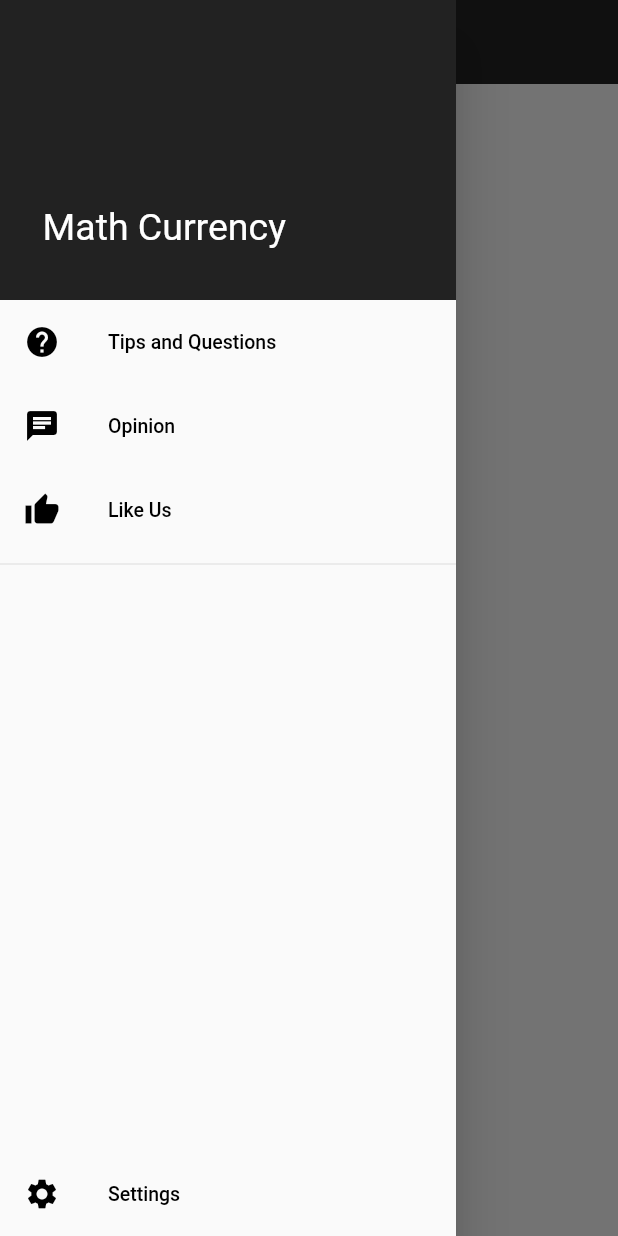
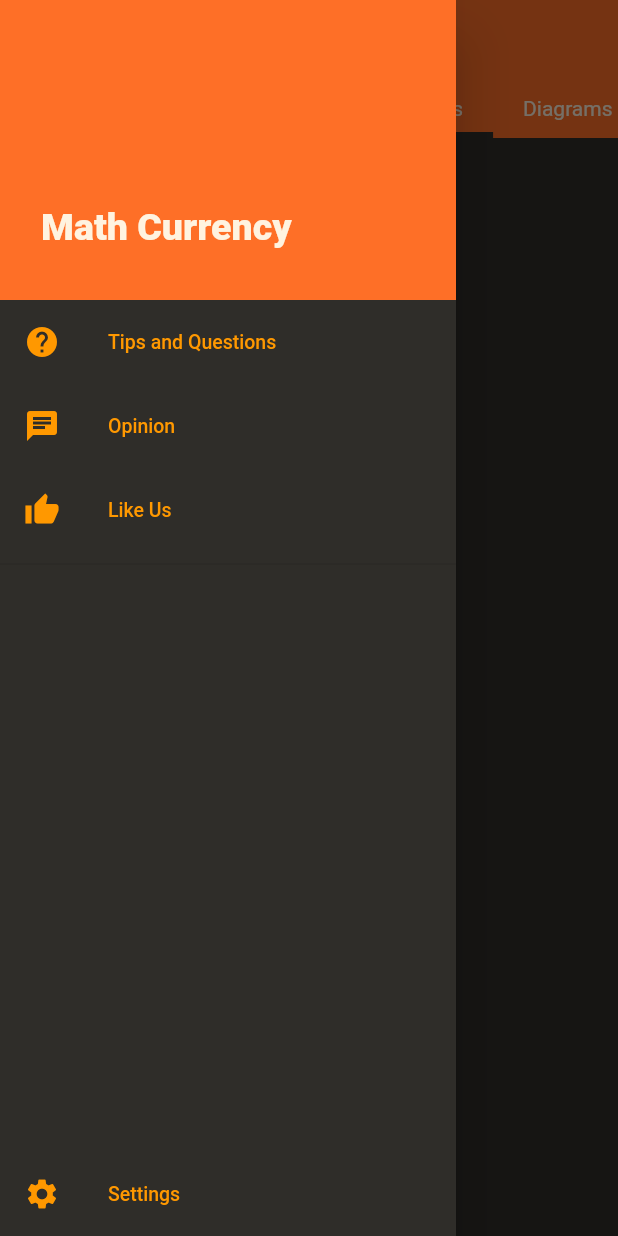
Before and after one commit to piotszy653/currency_calculator, a Flutter app: the screen it shows after launch, with the side drawer open, on a phone screen of 412 x 824 dp. Run offline on Flutter 3.47's test engine with Material 2 defaults, Android fonts, the phone set to English and light mode, and no system bars.

Commit message:
Fix side bar them color setting, and add 4 more optional thems.

```diff
--- a/lib/Storage/Storage.dart
+++ b/lib/Storage/Storage.dart
@@ -14,25 +14,30 @@ class Storage extends ChangeNotifier {
 
   String _appName = 'Math Currency';
   String get appName => _appName;
-  set appName(String value) {
-    _appName = value;
-    notifyListeners();
-  }
 
   int _themIndex = 0;
   int get themIndex => _themIndex;
 
-  List<Them> _thems = [Them(Color(0xFF222222), Color(0x12344321), Colors.black, Colors.white)];
+  List<Them> _thems = [
+    Them(Color(0xFFfe6f27), Color(0xFF2f2d29), Colors.orange, Colors.orange[50]),
+    Them(Color(0xFF2a3251), Color(0xFFffd55b), Colors.black87, Colors.white70),
+    Them(Color(0xFF761238), Color(0xFFed3561), Colors.pink[100], Colors.white70),
+    Them(Color(0xFF28334f), Color(0xFFf93800), Colors.yellow[700], Colors.white70),
+    Them(Color(0xFF30110e), Color(0xFFf2bd96), Colors.brown[700], Colors.brown[50])
+    ];
   List<Them> get thems => _thems;
-  set thems(List<Them> value) {
-    _thems = value;
+
+  PageController _controller = PageController(
+    initialPage: 1,
+  );
+  PageController get controller => _controller;
+
+  int _page = 1;
+  int get page => _page;
+  set page(int value) {
+    _page = value;
     notifyListeners();
   }
-  // PageController _controller = PageController(
-  //   initialPage: 1,
-  // );
-
-  // int _page = 1;
 }
 
 class Them {
--- a/lib/app_bar.dart
+++ b/lib/app_bar.dart
@@ -18,11 +18,13 @@ class _MainAppBarState extends State<MainAppBar> {
   @override
   Widget build(BuildContext context) {
     final Storage storage = Provider.of<Storage>(context);
+    Color fontColorLight = storage.thems[storage.themIndex.toInt()].fonts.light;
 
     return AppBar(
-      title: Text(storage.appName.toString()),
+      title: Text(storage.appName.toString(), style: TextStyle(color: fontColorLight)),
       elevation: 0.0,
       backgroundColor: storage.thems[storage.themIndex.toInt()].backgrounds.darker,
+      iconTheme: new IconThemeData(color: fontColorLight),
     );
   }
 }
--- a/lib/display_area/display_area.dart
+++ b/lib/display_area/display_area.dart
@@ -1,16 +1,26 @@
+import 'package:currency_calculator/Storage/Storage.dart';
 import 'package:flutter/material.dart';
+import 'package:provider/provider.dart';
 
 class DisplayArea extends StatelessWidget {
   @override
   Widget build(BuildContext context) {
+    final Storage storage = Provider.of<Storage>(context);
+    Color backgroundLight =
+        storage.thems[storage.themIndex.toInt()].backgrounds.lighter;
+
+    void onPageChanged(int value) {
+      storage.page = value;
+    }
+
     return Expanded(
       child: PageView(
         onPageChanged: onPageChanged,
-        controller: _controller,
-        children: _pages
+        controller: storage.controller,
+        children: storage.pages
             .map((page) => Container(
-                  color: _themColor2,
-                  child: Text(page, style: TextStyle(fontSize: 30)),
+                  color: backgroundLight,
+                  // child: Text(page, style: TextStyle(fontSize: 30)),
                 ))
             .toList(),
       ),
--- a/lib/main.dart
+++ b/lib/main.dart
@@ -1,7 +1,7 @@
-//import 'package:currency_calculator/display_area/display_area.dart';
+import 'package:currency_calculator/display_area/display_area.dart';
 import 'package:flutter/material.dart';
 import 'package:provider/provider.dart';
-//import './navigation/navigation.dart';
+import './navigation/navigation.dart';
 import './Storage/Storage.dart';
 import './side_menu.dart';
 import './app_bar.dart';
@@ -23,7 +23,7 @@ class _MyAppState extends State<MyApp> {
           home: Scaffold(
             appBar: MainAppBar(),
             drawer: SideMenu(),
-            // body: Column(children: [Navigation(), DisplayArea()]),
+            body: Column(children: [Navigation(), DisplayArea()]),
             // floatingActionButton: FloatingActionButton(
             //   onPressed: () {},
             //   backgroundColor: _fontColor2,
@@ -36,10 +36,4 @@ class _MyAppState extends State<MyApp> {
           ),
         ));
   }
-
-  // void onPageChanged(int value) {
-  //   setState(() {
-  //     this._page = value;
-  //   });
-  // }
 }
--- a/lib/navigation/navigation.dart
+++ b/lib/navigation/navigation.dart
@@ -1,12 +1,22 @@
+import 'package:currency_calculator/Storage/Storage.dart';
 import 'package:flutter/material.dart';
+import 'package:provider/provider.dart';
 
 class Navigation extends StatelessWidget {
   @override
   Widget build(BuildContext context) {
+    final Storage storage = Provider.of<Storage>(context);
+    Color backgroundDarker =
+        storage.thems[storage.themIndex.toInt()].backgrounds.darker;
+    Color backgroundLighter =
+        storage.thems[storage.themIndex.toInt()].backgrounds.lighter;
+    Color fontColorLight = storage.thems[storage.themIndex.toInt()].fonts.light;
+
     BoxDecoration _navigationBorder(int index) {
-      if (_page == index) {
+      if (storage.page == index) {
         return BoxDecoration(
-          border: Border(bottom: BorderSide(color: Colors.white, width: 4.0)));
+            border: Border(
+                bottom: BorderSide(color: backgroundLighter, width: 4.0)));
       } else {
         return BoxDecoration();
       }
@@ -14,14 +24,14 @@ class Navigation extends StatelessWidget {
 
     return Container(
         height: 36,
-                color: _themColor1,
+        color: backgroundDarker,
         child: new ListView(
           scrollDirection: Axis.horizontal,
-                  children: _pages
+          children: storage.pages
               .map((page) => GestureDetector(
                   onTap: () {
-                            _controller.animateToPage(
-                              _pages.indexOf(page),
+                    storage.controller.animateToPage(
+                      storage.pages.indexOf(page),
                       duration: const Duration(milliseconds: 400),
                       curve: Curves.easeInOut,
                     );
@@ -29,12 +39,11 @@ class Navigation extends StatelessWidget {
                   child: Container(
                     height: 50.0,
                     padding: EdgeInsets.fromLTRB(20.0, 8.0, 20.0, 0.0),
-                            decoration: _navigationBorder(_pages.indexOf(page)),
+                    decoration: _navigationBorder(storage.pages.indexOf(page)),
                     child: Text(page,
-                                style: TextStyle(
-                                    fontSize: 14, color: _fontColor1)),
+                        style: TextStyle(fontSize: 14, color: fontColorLight)),
                   )))
               .toList(),
-                )),
+        ));
   }
 }
--- a/lib/side_menu.dart
+++ b/lib/side_menu.dart
@@ -8,6 +8,8 @@ class SideMenu extends StatelessWidget {
     final Storage storage = Provider.of<Storage>(context);
     Color backgroundDark =
         storage.thems[storage.themIndex.toInt()].backgrounds.darker;
+    Color backgroundLight =
+        storage.thems[storage.themIndex.toInt()].backgrounds.lighter;
     Color fontColorLight = storage.thems[storage.themIndex.toInt()].fonts.light;
     Color fontColorDark = storage.thems[storage.themIndex.toInt()].fonts.dark;
     TextStyle recordTextStyle = TextStyle(fontSize: 13, color: fontColorDark);
@@ -19,9 +21,14 @@ class SideMenu extends StatelessWidget {
           height: 200,
           color: backgroundDark,
           child: Text(storage.appName.toString(),
-              style: TextStyle(fontSize: 25, color: fontColorLight)),
+              style: TextStyle(fontSize: 25, color: fontColorLight, fontWeight: FontWeight.w800)),
           alignment: Alignment(-0.6, 0.6),
         ),
+        Expanded(
+            child: Container(
+                color: backgroundLight,
+                child: Column(
+                  children: <Widget>[
                     ListTile(
                       leading: Icon(Icons.help, color: fontColorDark),
                       title: Text('Tips and Questions', style: recordTextStyle),
@@ -44,6 +51,8 @@ class SideMenu extends StatelessWidget {
                       ),
                     ))
                   ],
+                )))
+      ],
     ));
   }
 }
```
Lines whose indentation alone changed are shown as unchanged.
